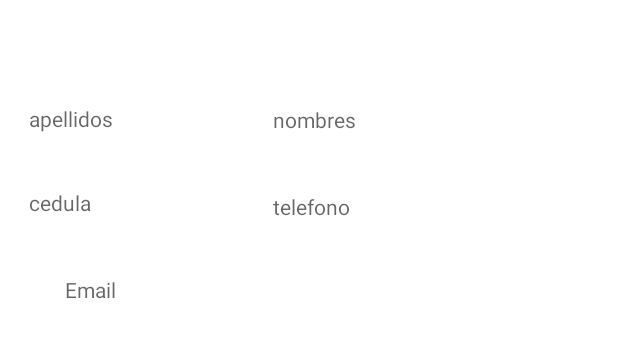
After one commit to lsinchiguanos/clientrentof, an Android app: the layout fragment_reporte.xml on its own in the app's theme, with its tools: preview values and no code run, on a phone screen of 412 x 824 dp. The commit adds this screen. Shown: the top 338 px of the screen. Run offline under Robolectric (Android 15) with nearby library versions, the phone set to English and light mode, and no system bars.

Commit message:
REPORTE1.0

```diff
--- a/app/src/main/java/uteq/student/project/clientrentof/fragments/PublicacionFragment.java
+++ b/app/src/main/java/uteq/student/project/clientrentof/fragments/PublicacionFragment.java
@@ -107,13 +107,12 @@ public class PublicacionFragment extends Fragment {
             @Override
             public void onClick(View v) {
                 //
-               // iComunicacionFragments.addpublicacion(id_duenio);
+              iComunicacionFragments.ReporteContrato();
             }
         });
         loadPublicaciones();
         return  view;
     }
-
 
     void loadPublicaciones() {
         query = firebaseFirestore.collection("publicacion").whereEqualTo("estado", "VIGENTE");
--- /dev/null
+++ b/app/src/main/res/layout/fragment_reporte.xml
@@ -0,0 +1,58 @@
+<?xml version="1.0" encoding="utf-8"?>
+<RelativeLayout xmlns:android="http://schemas.android.com/apk/res/android"
+    xmlns:app="http://schemas.android.com/apk/res-auto"
+    xmlns:tools="http://schemas.android.com/tools"
+    android:layout_width="match_parent"
+    android:layout_height="match_parent"
+    tools:context=".activities.ReporteContrato">
+
+    <TextView
+        android:id="@+id/idApellidos"
+        android:layout_width="148dp"
+        android:layout_height="30dp"
+        android:layout_alignParentStart="true"
+        android:layout_alignParentTop="true"
+        android:layout_marginStart="19dp"
+        android:layout_marginTop="69dp"
+        android:hint="@string/apellidos" />
+
+    <TextView
+        android:id="@+id/idNombres"
+        android:layout_width="162dp"
+        android:layout_height="30dp"
+        android:layout_alignParentTop="true"
+        android:layout_alignParentEnd="true"
+        android:layout_marginTop="70dp"
+        android:layout_marginEnd="68dp"
+        android:hint="@string/nombres" />
+
+    <TextView
+        android:id="@+id/idCedula"
+        android:layout_width="142dp"
+        android:layout_height="36dp"
+        android:layout_alignParentStart="true"
+        android:layout_alignParentTop="true"
+        android:layout_marginStart="19dp"
+        android:layout_marginTop="125dp"
+        android:hint="cedula"/>
+
+    <TextView
+        android:id="@+id/idTelefono"
+        android:layout_width="132dp"
+        android:layout_height="31dp"
+        android:layout_alignParentStart="true"
+        android:layout_alignParentTop="true"
+        android:layout_marginStart="182dp"
+        android:layout_marginTop="128dp"
+        android:hint="telefono" />
+
+    <TextView
+        android:id="@+id/idEmail"
+        android:layout_width="121dp"
+        android:layout_height="39dp"
+        android:layout_alignParentStart="true"
+        android:layout_alignParentTop="true"
+        android:layout_marginStart="43dp"
+        android:layout_marginTop="183dp"
+        android:hint="@string/email" />
+</RelativeLayout>
```
Also changed, not shown: app/src/main/java/uteq/student/project/clientrentof/MainActivity.java (+5 -7 lines), app/src/main/java/uteq/student/project/clientrentof/fragments/reporte.java (added, +144 -0 lines).
